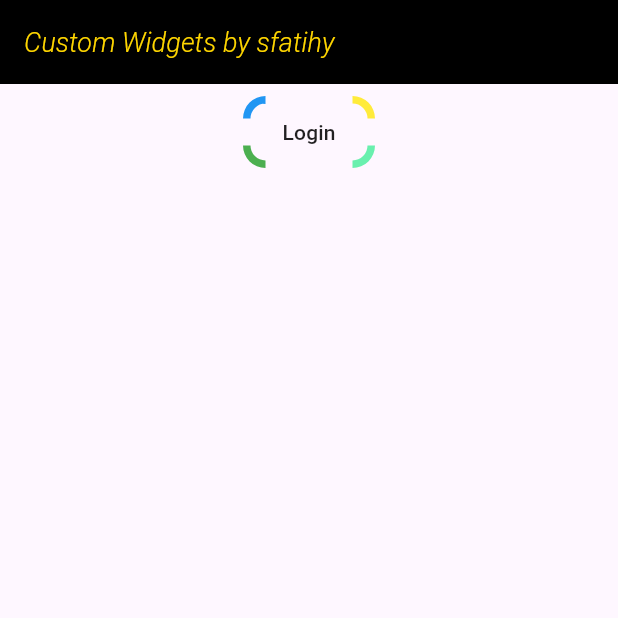
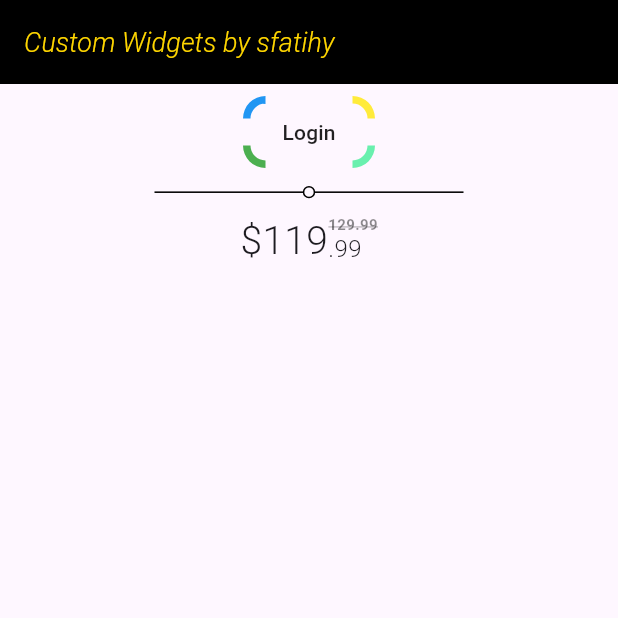
Before and after one commit to sfatihy/custom_widgets, a Flutter app: the screen it shows after launch, on a phone screen of 412 x 824 dp, the top half of it. Run offline on Flutter 3.47's test engine with Material 3 defaults, Android fonts, the phone set to English and light mode, and no system bars.

Commit message:
PriceWidget added.

```diff
--- a/lib/views/home_view.dart
+++ b/lib/views/home_view.dart
@@ -3,6 +3,7 @@
 import 'package:custom_widgets/widgets/buttons/only_corner_button.dart';
 import 'package:custom_widgets/widgets/column/custom_column_widget.dart';
 import 'package:custom_widgets/widgets/divider/custom_divider_widget.dart';
+import 'package:custom_widgets/widgets/price/price_widget.dart';
 
 class HomeView extends StatefulWidget {
   const HomeView({super.key});
@@ -37,13 +38,17 @@
           ),
           children: [
 
-            Center(
-              child: OnlyCornerButton(
-                child: Text('Login'),
-                onTap: () {
+            OnlyCornerButton(
+              child: Text('Login'),
+              onTap: () {
 
-                },
-              ),
+              },
+            ),
+
+            PriceWidget(
+              price: 129.99,
+              discountedPrice: 119.99,
+              currency: '\u0024',
             ),
 
           ]
--- /dev/null
+++ b/lib/widgets/price/price_widget.dart
@@ -0,0 +1,78 @@
+import 'package:flutter/material.dart';
+
+class PriceWidget extends StatelessWidget {
+
+  double price;
+  double? discountedPrice;
+  String currency;
+
+  PriceWidget({
+    super.key,
+    required this.price,
+    this.discountedPrice,
+    required this.currency
+  }) : assert(discountedPrice == null || discountedPrice < price, 'The discountedPrice field cannot be more greater than the price field');
+
+  String priceModifier(double price) {
+    String priceStr = price.toStringAsFixed(2);
+
+    List<String> parts = priceStr.split('.');
+    String integerPart = parts[0];
+
+    for (int i = integerPart.length - 3; i > 0; i -= 3) {
+      integerPart = '${integerPart.substring(0, i)},${integerPart.substring(i)}';
+    }
+
+    return '$integerPart.${parts[1]}';
+  }
+
+  @override
+  Widget build(BuildContext context) {
+    return Row(
+      mainAxisAlignment: MainAxisAlignment.center,
+      crossAxisAlignment: CrossAxisAlignment.end,
+      mainAxisSize: MainAxisSize.min,
+      children: [
+
+        Text(
+          '$currency${discountedPrice != null ? priceModifier(discountedPrice ?? 0).split('.').first : priceModifier(price).split('.').first}',
+          style: const TextStyle(
+            fontSize: 26,
+            fontWeight: FontWeight.w300,
+            height: 0,
+          ),
+        ),
+
+        Column(
+          crossAxisAlignment: CrossAxisAlignment.start,
+          children: [
+
+            discountedPrice != null ? Text(
+              priceModifier(price),
+              style: const TextStyle(
+                fontSize: 10,
+                color: Colors.black45,
+                fontWeight: FontWeight.w600,
+                decorationColor: Colors.black45,
+                decorationStyle: TextDecorationStyle.solid,
+                decoration: TextDecoration.lineThrough,
+                height: 0
+              ),
+            ) : const SizedBox(),
+
+            Text(
+              '.${discountedPrice != null ? priceModifier(discountedPrice ?? 0).split('.').last : priceModifier(price).split('.').last}',
+              style: TextStyle(
+                fontSize: discountedPrice != null ? 16 : 20,
+                fontWeight: FontWeight.w300,
+                height: 0
+              ),
+            ),
+
+          ],
+        )
+
+      ],
+    );
+  }
+}
```
